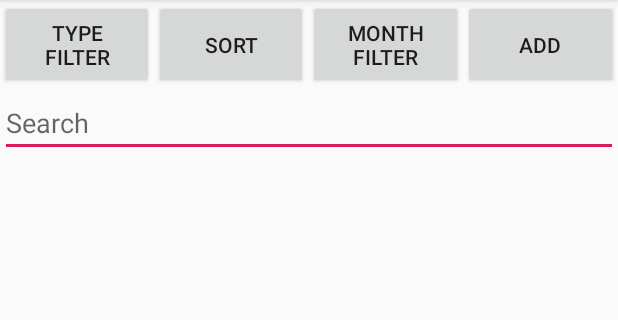
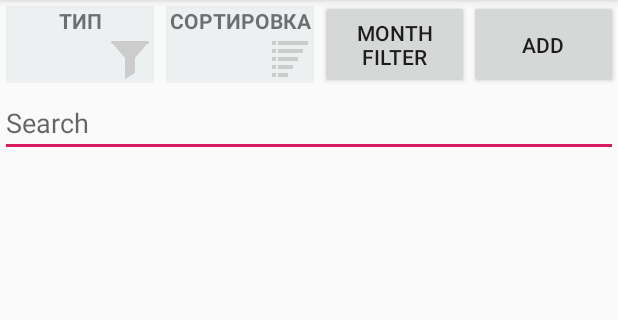
Before and after one commit to MengGP/ABdCalendar, an Android app: the screen it shows after launch (MainActivity), after a tap on "ListView", on a phone screen of 412 x 824 dp, the part 84-404 px from its top. Run offline under Robolectric (Android 15) with nearby library versions, the phone set to English and light mode, and no system bars; libraries missing offline, so code that uses them is left out: com.applandeo.materialcalendarview.

Commit message:
upd: подобран интерфейс для "кнопок" в режиме List в MainActivity (вид кнопки + картинки)

```diff
--- a/app/src/main/res/layout/activity_main_list_top.xml
+++ b/app/src/main/res/layout/activity_main_list_top.xml
@@ -12,18 +12,56 @@
         android:layout_height="wrap_content"
         android:orientation="horizontal">
 
-        <Button
+        <LinearLayout
             android:layout_width="0dp"
             android:layout_height="match_parent"
             android:layout_weight="1"
-            android:text="type filter"
-            />
+            android:orientation="vertical"
+            android:background="@color/gray_light"
+            android:layout_margin="4dp"
+            android:onClick="onClickTypeFilterOnList">
+            <TextView
+                android:layout_width="match_parent"
+                android:layout_height="wrap_content"
+                style="@style/text14_bold_center"
+                android:text="@string/main_act_type_filter"/>
+            <ImageView
+                android:id="@+id/type_filter_on_list"
+                android:layout_width="32dp"
+                android:layout_height="32dp"
+                android:layout_gravity="end"
+                android:src="@drawable/filter_disable"/>
+        </LinearLayout>
+
+        <!--
         <Button
             android:layout_width="0dp"
             android:layout_height="match_parent"
             android:layout_weight="1"
             android:text="Sort"
             />
+            -->
+        <LinearLayout
+            android:layout_width="0dp"
+            android:layout_height="match_parent"
+            android:layout_weight="1"
+            android:orientation="vertical"
+            android:background="@color/gray_light"
+            android:layout_margin="4dp"
+            android:onClick="onClickSortOnList">
+            <TextView
+                android:layout_width="match_parent"
+                android:layout_height="wrap_content"
+                style="@style/text14_bold_center"
+                android:text="@string/main_act_sort"/>
+            <ImageView
+                android:id="@+id/sort_on_list"
+                android:layout_width="32dp"
+                android:layout_height="32dp"
+                android:layout_gravity="end"
+                android:src="@drawable/sort_disable"/>
+        </LinearLayout>
+
         <Button
             android:layout_width="0dp"
             android:layout_height="match_parent"
--- a/app/src/main/res/layout/dialog_event_date_picker.xml
+++ b/app/src/main/res/layout/dialog_event_date_picker.xml
@@ -10,7 +10,7 @@
         android:layout_width="0dp"
         android:layout_height="wrap_content"
         android:layout_weight="1"
-        android:background="@color/edit_boxes_background"
+        android:background="@color/gray_light"
         android:layout_margin="16dp" />
 
     <Spinner
@@ -18,7 +18,7 @@
         android:layout_width="0dp"
         android:layout_height="wrap_content"
         android:layout_weight="1"
-        android:background="@color/edit_boxes_background"
+        android:background="@color/gray_light"
         android:layout_marginStart="8dp"
         android:layout_margin="16dp" />
 
--- a/app/src/main/res/values/colors.xml
+++ b/app/src/main/res/values/colors.xml
@@ -4,6 +4,6 @@
     <color name="colorPrimaryDark">#00574B</color>
     <color name="colorAccent">#D81B60</color>
 
-    <color name="edit_boxes_background">#ECF0F1</color>
+    <color name="gray_light">#ECF0F1</color>
     <color name="white">#FFFFFF</color>
 </resources>
--- a/app/src/main/res/values/strings.xml
+++ b/app/src/main/res/values/strings.xml
@@ -24,6 +24,12 @@
     <!-- About programm / О программе-->
     <string name="cc_licence_text">В этом проекте использованы материалы по лицензии \"Creative Commons Attribution-NoDerivs 3.0 Unported\" ( https://creativecommons.org/licenses/by-nd/3.0/ )</string>
     <string name="icon8_text">В этом проекте использованы материалы полученные с ресурса ICON8 ( https://icons8.ru ) </string>
+
+    <!-- MainACtivity -->
+    <string name="main_act_type_filter">ТИП       </string>
+    <string name="main_act_sort"       >СОРТИРОВКА</string>
+    <string name="main_act_month"      >МЕСЯЦ     </string>
+    <string name="main_act_add"        >ДОБАВИТЬ  </string>
 
     <!-- EventActivity - info + edit -->
     <string name="event_date_note">дата события</string>
--- a/app/src/main/res/values/styles.xml
+++ b/app/src/main/res/values/styles.xml
@@ -43,6 +43,10 @@
     <style name="text14_center">
         <item name="android:textSize">14sp</item>
         <item name="android:gravity">center</item> </style>
+    <style name="text14_bold_center">
+        <item name="android:textSize">14sp</item>
+        <item name="android:textStyle">bold</item>
+        <item name="android:gravity">center</item> </style>
 
     <!-- Settings text style -->
     <style name="settingsTextStyle">
```
Also changed, not shown: app/src/main/java/com/menggp/abdcalendar/MainActivity.java (+32 -1 lines), app/src/main/res/drawable/border_type1.xml (added, +7 -0 lines), app/src/main/res/layout/activity_event_edit.xml (+6 -6 lines), app/src/main/res/drawable/add.png (added), app/src/main/res/drawable/filter.png (added), app/src/main/res/drawable/filter_disable.png (added), app/src/main/res/drawable/sort.png (added), app/src/main/res/drawable/sort_disable.png (added).
